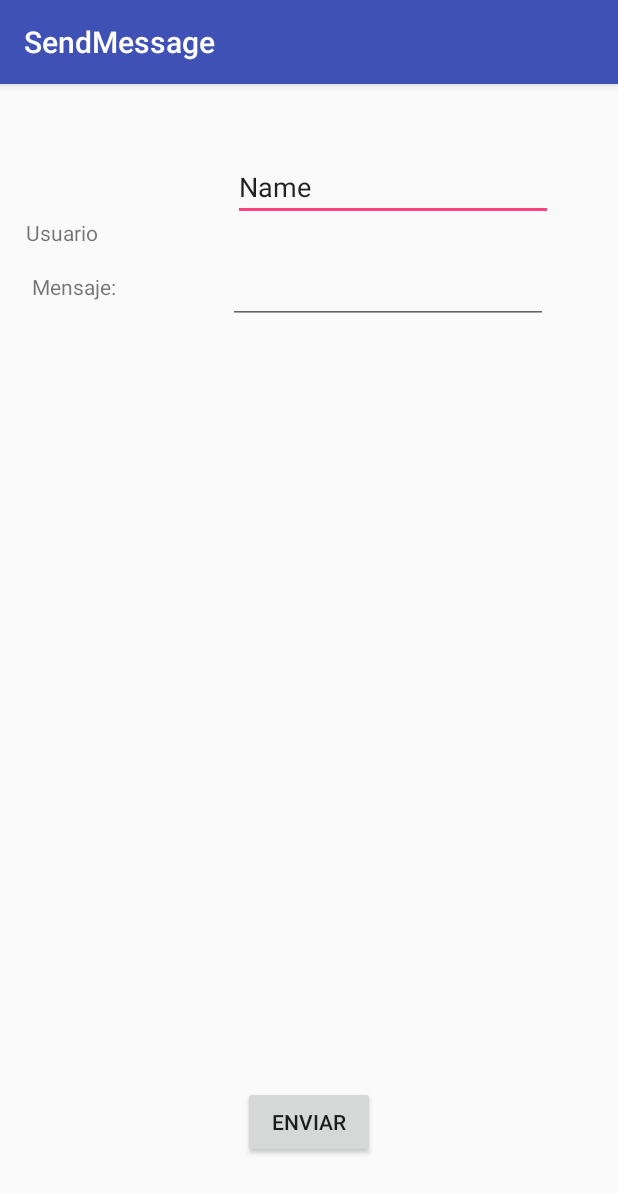
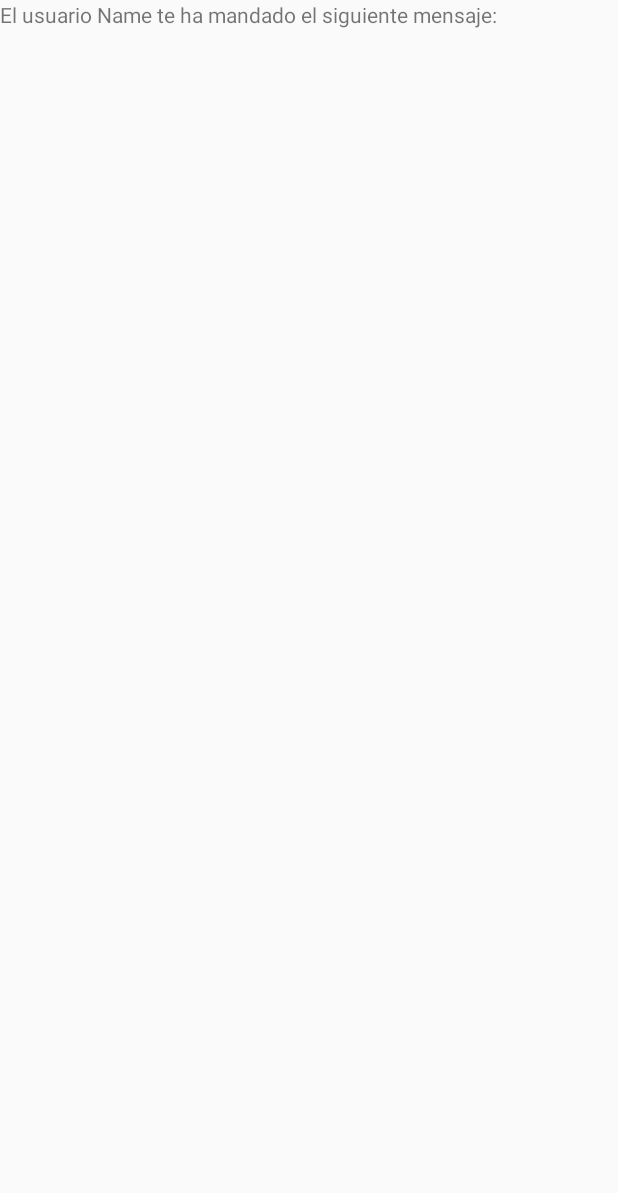
Before and after one commit to Mamorky/SendMessage, an Android app: the screen it shows after launch (SendMessageActivity before the commit, ViewMessageActivity after it), after a tap on "ENVIAR", on a phone screen of 412 x 824 dp. Shown: the top 1193 px of the screen. Run offline under Robolectric (Android 15) with nearby library versions, the phone set to English and light mode, and no system bars.

Commit message:
Creación de JavaDoc, Listener

```diff
--- a/app/src/main/java/com/example/usuario/sendmessage/SendMessageActivity.java
+++ b/app/src/main/java/com/example/usuario/sendmessage/SendMessageActivity.java
@@ -4,20 +4,53 @@ import android.content.Intent;
 import android.support.v7.app.AppCompatActivity;
 import android.os.Bundle;
 import android.view.View;
+import android.widget.Button;
 import android.widget.EditText;
 
+
+/**
+ * Esta clase envia un mensaje de un usuario a otro
+ * @author mamorky
+ * Concenptos Aprendidos:
+ * <ul>
+ *     <li>Concepto Context</li>
+ *     <li>Paso de mensajes entre dos actividades mediante la clase @see android.content.Intent</li>
+ *     <li>Paso de parámetros mediante el objeto @see android.os.Bundle</li>
+ * </ul>
+ * */
 public class SendMessageActivity extends AppCompatActivity {
+
+    private EditText edtMessage;
+    private EditText edtUser;
+    private Button btnOk;
 
     @Override
     protected void onCreate(Bundle savedInstanceState) {
         super.onCreate(savedInstanceState);
         setContentView(R.layout.activity_send_message);
         edtMessage=(EditText)(findViewById(R.id.edtMessage));
+        edtUser = (EditText)(findViewById(R.id.edtUser));
+        btnOk = (Button)findViewById(R.id.btnOk);
+
+        //1. Registrar un listener o Escuchador OnClickListener
+        btnOk.setOnClickListener(new View.OnClickListener()
+        {
+            public void onClick(View view){
+                Bundle bundle = new Bundle();
+                bundle.putString("message",edtMessage.getText().toString());
+                bundle.putString("user",edtUser.getText().toString());
+                //3. Crear un objeto Intent
+                Intent intent = new Intent(SendMessageActivity.this,ViewMessageActivity.class);
+                //4. Añadir el Bundle
+                intent.putExtras(bundle);
+                //5. Iniciar la Activity ViewMessage
+                startActivity(intent);
+            }
+        }
+        );
     }
 
-    private EditText edtMessage;
-
-    public void getOnClick(View view)
+    /*public void getOnClick(View view)
     {
         switch (view.getId())
         {
@@ -26,6 +59,7 @@ public class SendMessageActivity extends AppCompatActivity {
                 //2. Crear un objeto Budle y añadir el mensaje
                 Bundle bundle = new Bundle();
                 bundle.putString("message",edtMessage.getText().toString());
+                bundle.putString("user",edtUser.getText().toString());
                 //3. Crear un objeto Intent
                 Intent intent = new Intent(SendMessageActivity.this,ViewMessageActivity.class);
                 //4. Añadir el Bundle
@@ -34,5 +68,5 @@ public class SendMessageActivity extends AppCompatActivity {
                 startActivity(intent);
                 break;
         }
-    }
+    }*/
 }
--- a/app/src/main/java/com/example/usuario/sendmessage/ViewMessageActivity.java
+++ b/app/src/main/java/com/example/usuario/sendmessage/ViewMessageActivity.java
@@ -1,29 +1,41 @@
 package com.example.usuario.sendmessage;
 
+import android.content.Intent;
 import android.os.Bundle;
 import android.support.design.widget.FloatingActionButton;
 import android.support.design.widget.Snackbar;
 import android.support.v7.app.AppCompatActivity;
 import android.support.v7.widget.Toolbar;
 import android.view.View;
+import android.widget.TextView;
 
+/**
+ * Esta clase recive un mensaje y lo muestra en pantalla
+ * @author mamorky
+ * */
 public class ViewMessageActivity extends AppCompatActivity {
+
+    private TextView txvViewMessage;
+    private TextView txvViewUser;
 
     @Override
     protected void onCreate(Bundle savedInstanceState) {
         super.onCreate(savedInstanceState);
         setContentView(R.layout.activity_view_message);
-        /*Toolbar toolbar = (Toolbar) findViewById(R.id.);
-        setSupportActionBar(toolbar);
+        txvViewMessage=(TextView)findViewById(R.id.txvViewMessage);
+        txvViewUser = (TextView)findViewById(R.id.txvViewUser);
 
-        FloatingActionButton fab = (FloatingActionButton) findViewById(R.id.fab);
-        fab.setOnClickListener(new View.OnClickListener() {
-            @Override
-            public void onClick(View view) {
-                Snackbar.make(view, "Replace with your own action", Snackbar.LENGTH_LONG)
-                        .setAction("Action", null).show();
-            }
-        });*/
+        //1. Recoger el Intent que se ha enviado
+        Intent intent = getIntent();
+        //2. Recoger el mensaje de Bundle
+        Bundle bundle = intent.getExtras();
+        //3. Mostrar el mensaje
+        txvViewMessage.setText(bundle.getString("message"));
+        String viewUser = String.format(getResources().getString(R.string.txvViewUser),getIntent().getExtras().getString("user"));
+        txvViewUser.setText(viewUser);
+
+        //Podriamos ahorranos pasos haciendo lo siguiente lo siguiente
+        //txvViewMessage.setText(getIntent().getExtras().getString("message"));
     }
 
 }
--- a/app/src/main/res/layout/activity_send_message.xml
+++ b/app/src/main/res/layout/activity_send_message.xml
@@ -57,8 +57,7 @@
         app:layout_constraintRight_toRightOf="parent"
         tools:layout_constraintLeft_creator="1"
         android:layout_marginBottom="52dp"
-        app:layout_constraintLeft_toLeftOf="parent"
-        android:onClick="getOnClicK"/>
+        app:layout_constraintLeft_toLeftOf="parent"/>
 
     <EditText
         android:id="@+id/edtMessage"
--- a/app/src/main/res/layout/activity_view_message.xml
+++ b/app/src/main/res/layout/activity_view_message.xml
@@ -7,8 +7,7 @@
     <TextView
         android:id="@+id/txvViewUser"
         android:layout_width="match_parent"
-        android:layout_height="wrap_content"
-        android:text="@string/txvViewUser" />
+        android:layout_height="wrap_content" />
 
     <TextView
         android:id="@+id/txvViewMessage"
--- a/app/src/main/res/values/strings.xml
+++ b/app/src/main/res/values/strings.xml
@@ -5,5 +5,5 @@
     <string name="txvUser">Usuario</string>
     <string name="txvMessage">Mensaje: </string>
     <string name="btnOK">Enviar</string>
-    <string name="txvViewUser">Un usuario te ha mandado el mensaje</string>
+    <string name="txvViewUser">El usuario <b>%1$s</b> te ha mandado el siguiente mensaje:</string>
 </resources>
```
